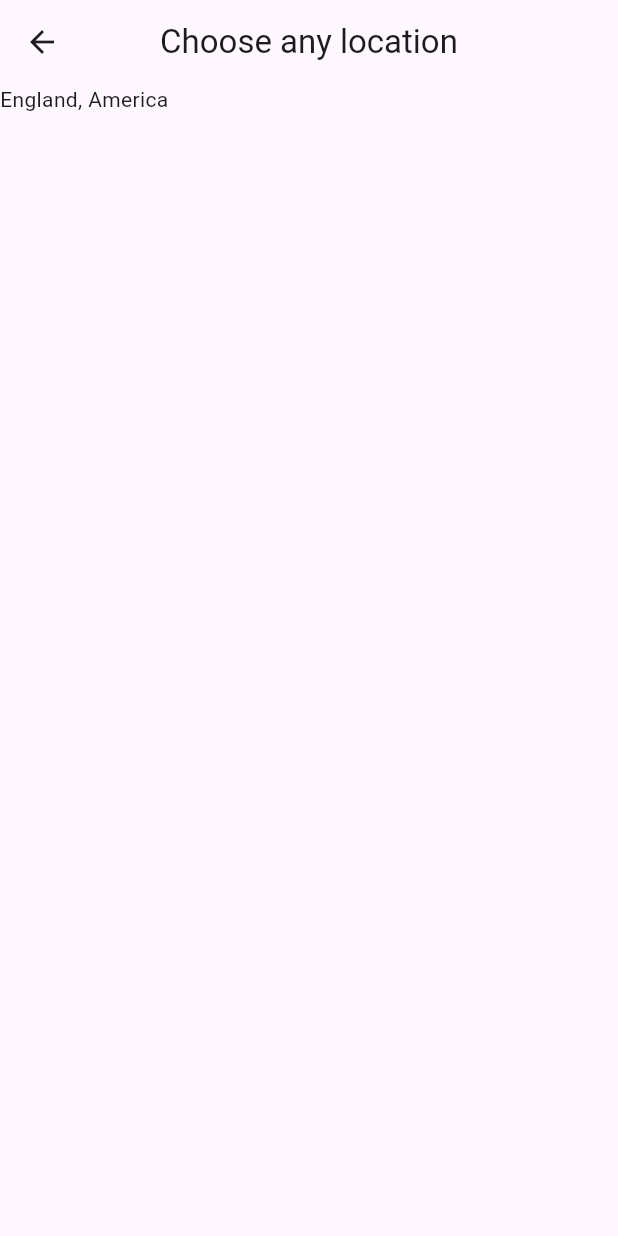
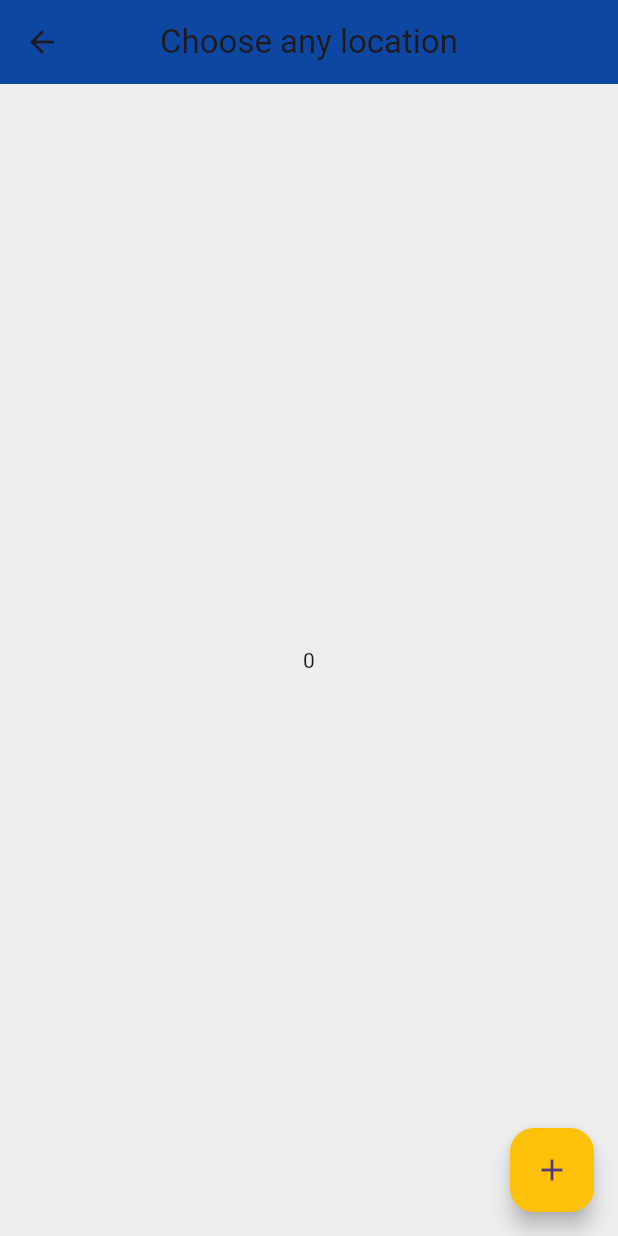
Before and after one commit to Saniat-Injam/Flutter_Projects, a Flutter app: the screen it shows after launch, after a tap on "Edit the location", on a phone screen of 412 x 824 dp. Run offline on Flutter 3.47's test engine with Material 3 defaults, Android fonts, the phone set to English and light mode, and no system bars.

Commit message:
counter added

```diff
--- a/world_time_clock/lib/main.dart
+++ b/world_time_clock/lib/main.dart
@@ -6,6 +6,7 @@
 void main() {
   runApp(
     MaterialApp(
+      debugShowCheckedModeBanner: false,
       //home: const Home(),
       initialRoute: "/home",
       routes: {
--- a/world_time_clock/lib/pages/choose_location.dart
+++ b/world_time_clock/lib/pages/choose_location.dart
@@ -8,14 +8,36 @@ class ChooseLocation extends StatefulWidget {
 }
 
 class _ChooseLocationState extends State<ChooseLocation> {
+  int counter = 0;
+
+  @override
+  void initState() {
+    super.initState();
+  }
+
   @override
   Widget build(BuildContext context) {
     return Scaffold(
+      backgroundColor: Colors.grey[200],
       appBar: AppBar(
         title: const Text("Choose any location"),
         centerTitle: true,
+        backgroundColor: Colors.blue[900],
+        elevation: 0,
       ),
-      body: const Text("England, America"),
+      body: Center(
+        child: Text("$counter"),
+      ),
+      floatingActionButton: FloatingActionButton(
+        onPressed: () {
+          setState(() {
+            counter++;
+          });
+        },
+        //backgroundColor: Colors.amber,
+        backgroundColor: Colors.amber,
+        child: const Icon(Icons.add),
+      ),
     );
   }
 }
```
